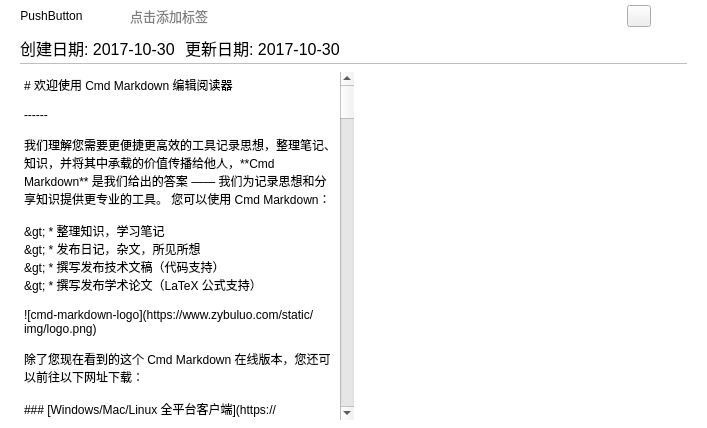
Gitnoter/Gitnoter, file views/markdowneditorwidget.ui: the form before one commit.
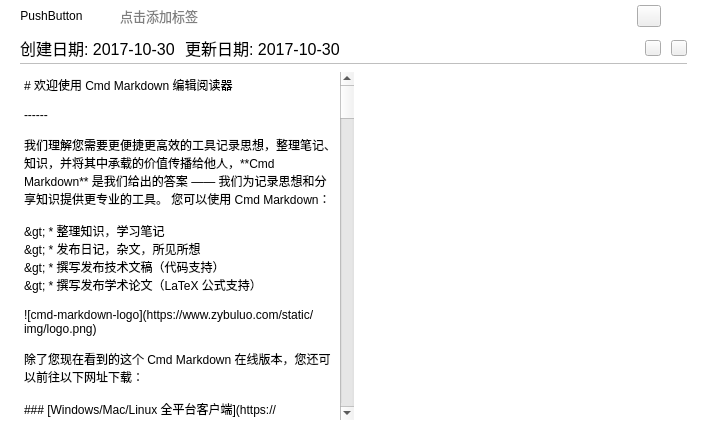
The form after the commit. The open tabs and pages were chosen to show the change. Icons and pictures are not drawn. Custom widgets are drawn as their Qt base class.

```diff
--- a/views/markdowneditorwidget.ui
+++ b/views/markdowneditorwidget.ui
@@ -233,7 +233,7 @@
           <widget class="QWidget" name="widget" native="true">
            <layout class="QHBoxLayout" name="horizontalLayout_2">
             <property name="spacing">
-             <number>20</number>
+             <number>10</number>
             </property>
             <property name="leftMargin">
              <number>0</number>
@@ -766,6 +766,44 @@
                </property>
               </spacer>
              </item>
+             <item>
+              <widget class="QPushButton" name="pushButton_recover">
+               <property name="minimumSize">
+                <size>
+                 <width>16</width>
+                 <height>16</height>
+                </size>
+               </property>
+               <property name="maximumSize">
+                <size>
+                 <width>16</width>
+                 <height>16</height>
+                </size>
+               </property>
+               <property name="text">
+                <string/>
+               </property>
+              </widget>
+             </item>
+             <item>
+              <widget class="QPushButton" name="pushButton_delete">
+               <property name="minimumSize">
+                <size>
+                 <width>16</width>
+                 <height>16</height>
+                </size>
+               </property>
+               <property name="maximumSize">
+                <size>
+                 <width>16</width>
+                 <height>16</height>
+                </size>
+               </property>
+               <property name="text">
+                <string/>
+               </property>
+              </widget>
+             </item>
             </layout>
            </widget>
           </widget>
```
Left out of the diff: 19 changed lines with no effect on the pictures.
